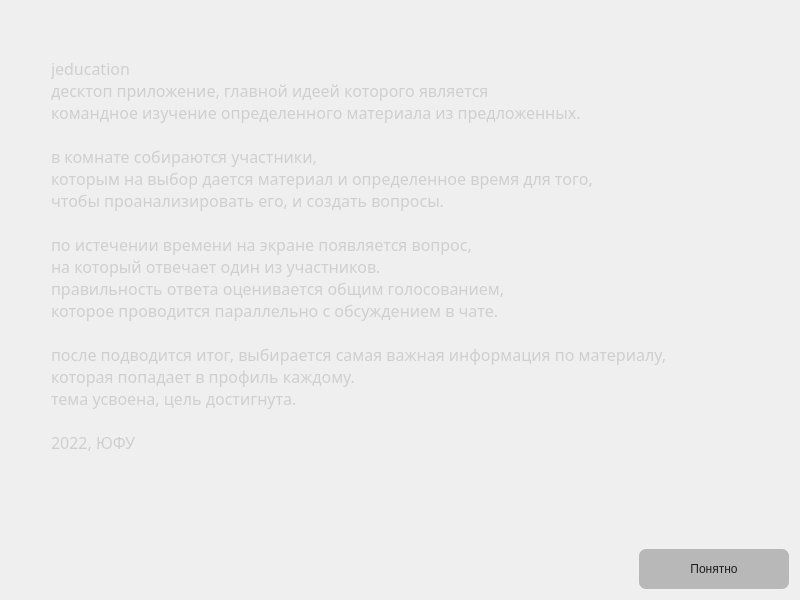
Old version of the form Client/jeducation-v0.1/info.ui in the repository Avedik/Desktop-application-IEducation.
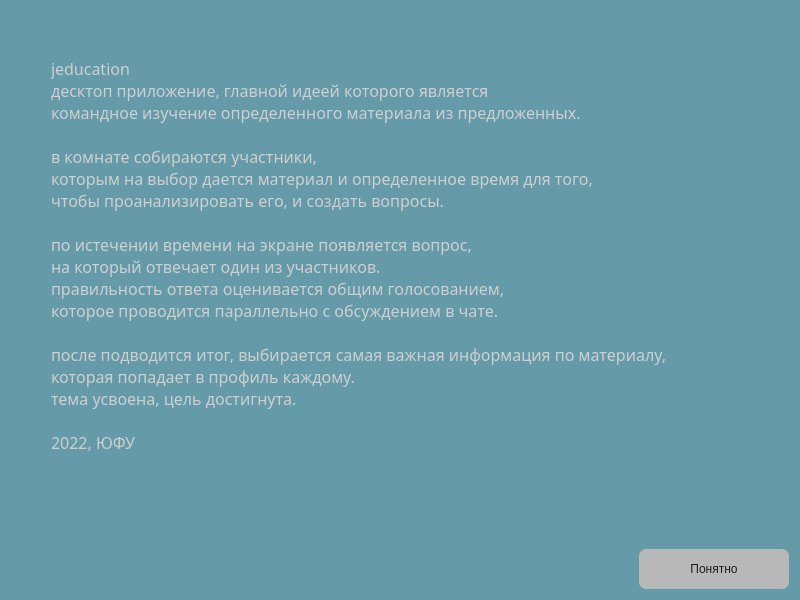
New version of the form.

What changed in the file:
```diff
--- a/Client/jeducation-v0.1/info.ui
+++ b/Client/jeducation-v0.1/info.ui
@@ -19,6 +19,9 @@
   <property name="windowTitle">
    <string>JEducation v0.1</string>
   </property>
+  <property name="styleSheet">
+   <string notr="true">background-color: rgb(101, 154, 169);</string>
+  </property>
   <layout class="QVBoxLayout" name="verticalLayout">
    <property name="spacing">
     <number>50</number>
```
